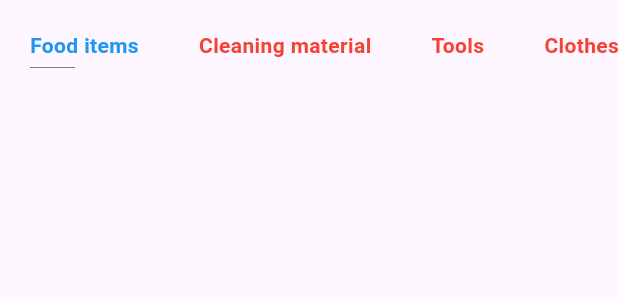
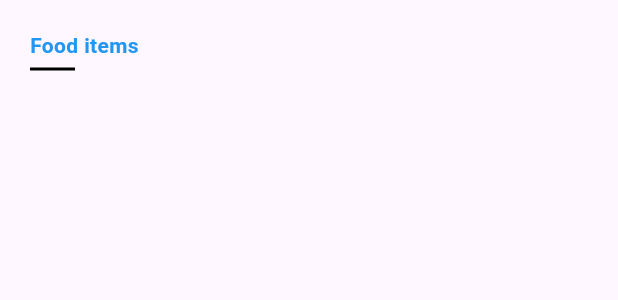
Before and after one commit to fox-040/CSE2100-Project-GrocerEase, a Flutter app: the Categories widget shown alone on an empty page, opened directly, on a phone screen of 412 x 824 dp. Shown: the top 300 px of the screen. Run offline on Flutter 3.47's test engine with Material 3 defaults, Android fonts, the phone set to English and light mode, and no system bars; our stand-ins replace badges, cloud_firestore, firebase_auth, firebase_core, flutter_svg, fluttertoast; missing offline and left inert: flutter_launcher_icons; accounts and stored records are empty; project files that could hold a hidden picture were left out.

Commit message:
fixed minor issues

```diff
--- a/lib/Pages/details/components/add_to_cart.dart
+++ b/lib/Pages/details/components/add_to_cart.dart
@@ -27,7 +27,7 @@
             ),
             child: IconButton(
               icon: SvgPicture.asset(
-                "assets/icons/add_to_cart.svg",
+                "lib/assets/icons/add_to_cart.svg",
                 colorFilter: ColorFilter.mode(product.color, BlendMode.srcIn),
               ),
               onPressed: () {},
--- a/lib/Pages/details/components/counter_with_fav_btn.dart
+++ b/lib/Pages/details/components/counter_with_fav_btn.dart
@@ -18,7 +18,7 @@
             color: Color(0xFFFF6464),
             shape: BoxShape.circle,
           ),
-          child: SvgPicture.asset("assets/icons/heart.svg"),
+          child: SvgPicture.asset("lib/assets/icons/heart.svg"),
         )
       ],
     );
--- a/lib/Pages/details/components/product_title_with_image.dart
+++ b/lib/Pages/details/components/product_title_with_image.dart
@@ -24,7 +24,7 @@
             style: Theme.of(context)
                 .textTheme
                 .titleLarge!
-                .copyWith(color: Colors.green, fontWeight: FontWeight.bold),
+                .copyWith(color: Colors.black, fontWeight: FontWeight.bold),
           ),
           SizedBox(height: 20),
           Row(
--- a/lib/Pages/details/details_screen.dart
+++ b/lib/Pages/details/details_screen.dart
@@ -31,18 +31,18 @@
         elevation: 0,
         leading: IconButton(
           icon: SvgPicture.asset(
-            'assets/icons/back.svg',
+            'lib/assets/icons/back.svg',
             colorFilter: ColorFilter.mode(Colors.white, BlendMode.srcIn),
           ),
           onPressed: () => Navigator.pop(context),
         ),
         actions: <Widget>[
           IconButton(
-            icon: SvgPicture.asset("assets/icons/search.svg"),
+            icon: SvgPicture.asset("lib/assets/icons/search.svg"),
             onPressed: () {},
           ),
           IconButton(
-            icon: SvgPicture.asset("assets/icons/cart.svg"),
+            icon: SvgPicture.asset("lib/assets/icons/cart.svg"),
             onPressed: () {},
           ),
           SizedBox(width: 20 / 2)
--- a/lib/components/catagories.dart
+++ b/lib/components/catagories.dart
@@ -12,9 +12,9 @@
 class _CategoriesState extends State<Categories> {
   List<String> categories = [
     "Food items",
-    "Cleaning material",
-    "Tools",
-    "Clothes"
+    //"Cleaning material",
+    //"Tools",
+    //"Clothes"
   ];
   // By default our first item will be selected
   int selectedIndex = 0;
```
Also changed, not shown: lib/assets/images/ghee.jpeg (deleted).
